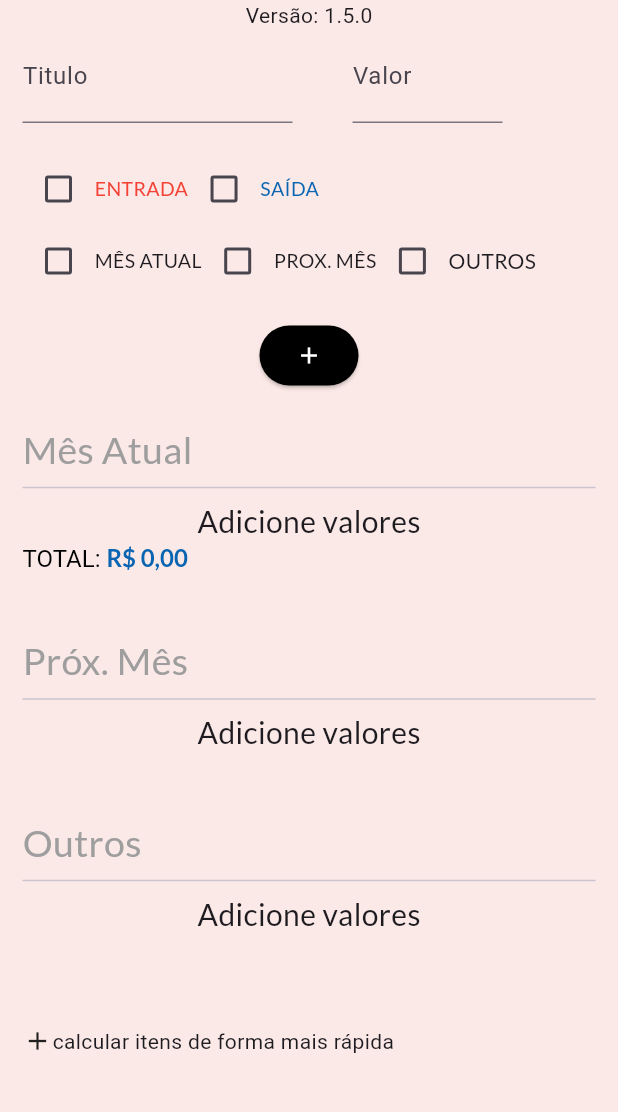
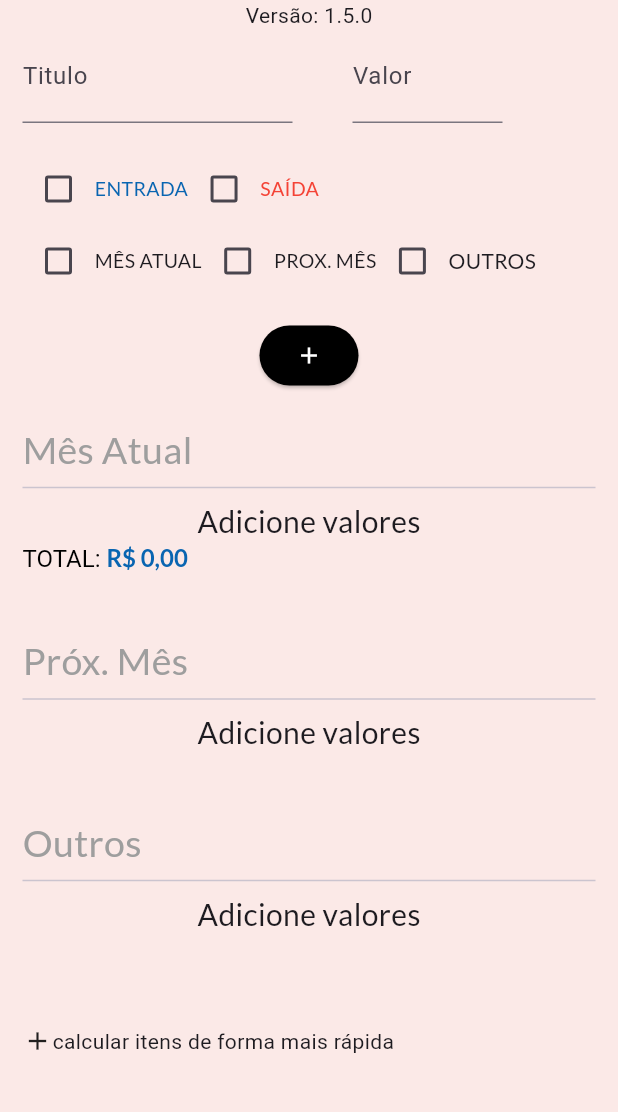
Before and after one commit to rafaelcastrobr/gastos_gerais_app_flutter, a Flutter app: the screen it shows after launch, on a phone screen of 412 x 824 dp, the part 102-1214 px from its top. Run offline on Flutter 3.47's test engine with Material 3 defaults, Android fonts, the phone set to English and light mode, and no system bars; our stand-ins replace bloc, equatable, flutter_bloc, google_fonts, hydrated_bloc, package_info_plus and 1 more; missing offline and left inert: flutter_guid.

Commit message:
fix: cor

```diff
--- a/lib/screens/Home.dart
+++ b/lib/screens/Home.dart
@@ -136,7 +136,7 @@ class _HomeState extends State<Home> {
                               });
                             },
                           ),
-                          Text('ENTRADA', style: GoogleFonts.lato(fontSize: 13, color: Colors.red)),
+                          Text('ENTRADA', style: GoogleFonts.lato(fontSize: 13, color: const Color.fromARGB(255, 9, 101, 177))),
                         ]),
                         Row(mainAxisSize: MainAxisSize.min, children: [
                           Checkbox(
@@ -148,7 +148,7 @@ class _HomeState extends State<Home> {
                               });
                             },
                           ),
-                          Text('SAÍDA', style: GoogleFonts.lato(fontSize: 13, color: const Color.fromARGB(255, 9, 101, 177))),
+                          Text('SAÍDA', style: GoogleFonts.lato(fontSize: 13, color: Colors.red)),
                         ]),
                         const Row(
                           mainAxisSize: MainAxisSize.max,
```
